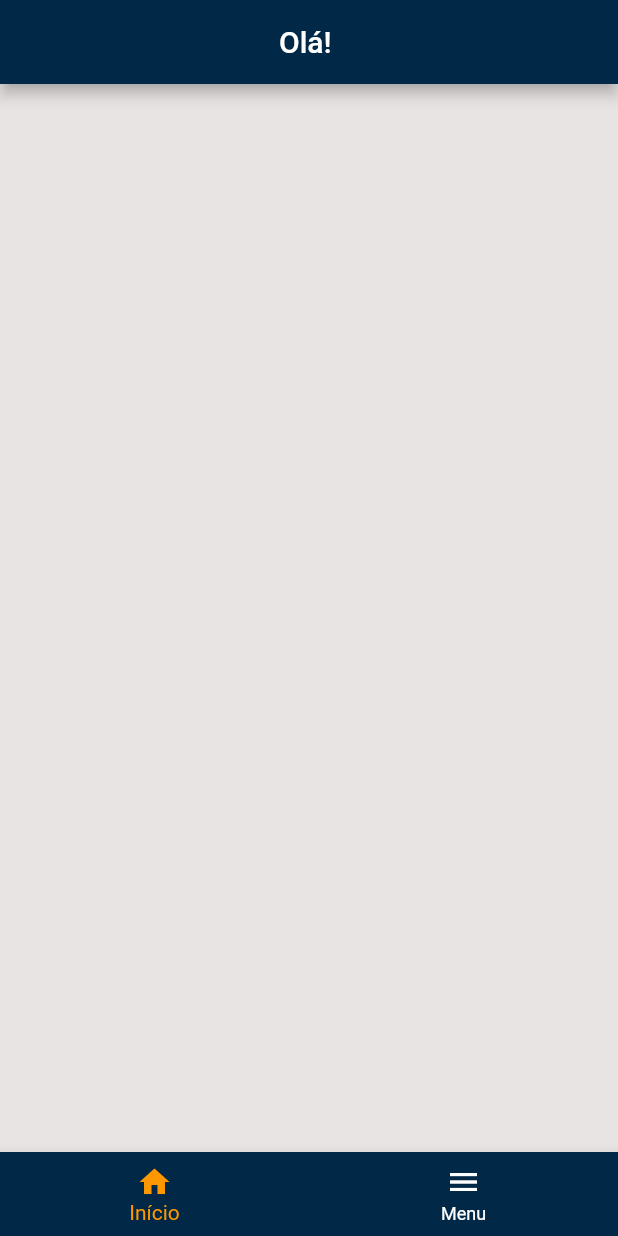
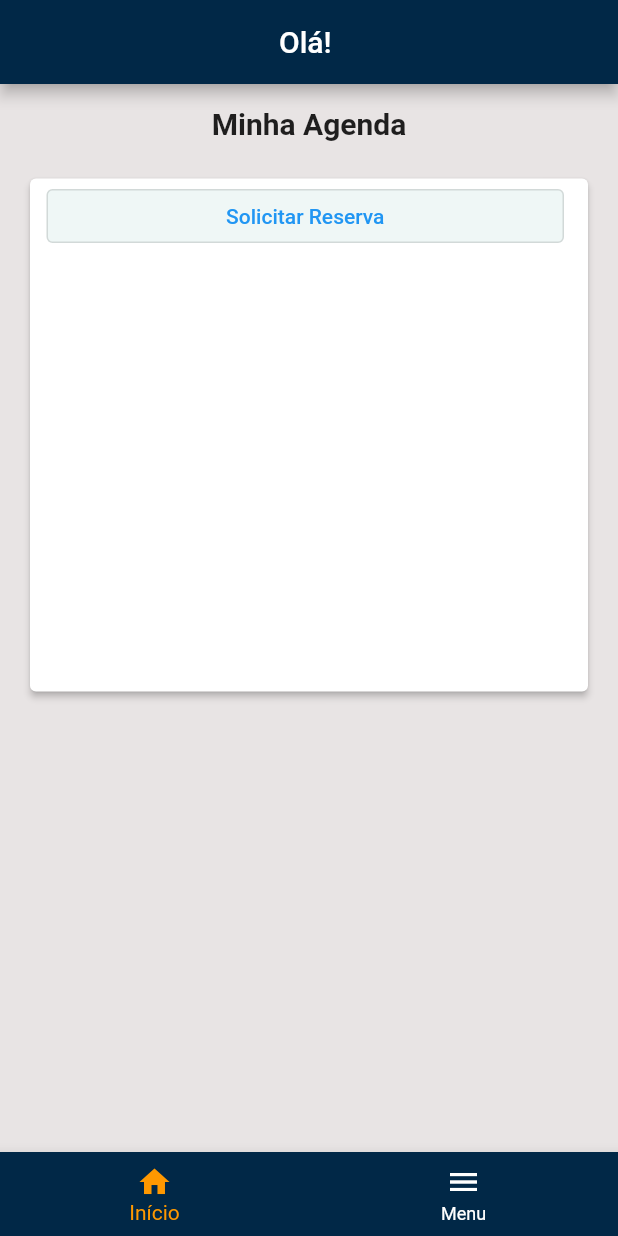
Before and after one commit to viniciusdemoraess/BarberShopControl, a Flutter app: the HomeScreen screen opened directly, on a phone screen of 412 x 824 dp. Run offline on Flutter 3.47's test engine with Material 2 defaults, Android fonts, the light colour scheme and no system bars; our stand-ins replace cloud_firestore, firebase_auth, firebase_core; accounts and stored records are empty.

Commit message:
Create List of reserve in mainPage

```diff
--- a/lib/screens/attendance_screen/attendance_list_screen.dart
+++ b/lib/screens/attendance_screen/attendance_list_screen.dart
@@ -1,12 +1,13 @@
-import 'package:barber_shop_control/dtos/func/func.dart';
+import 'package:barber_shop_control/dtos/user/user_local.dart';
+import 'package:barber_shop_control/screens/attendance_screen/attendance_add_screen.dart';
 import 'package:barber_shop_control/services/attendance_service.dart';
-import 'package:barber_shop_control/services/client_service.dart';
 import 'package:barber_shop_control/services/func_service.dart';
 import 'package:cloud_firestore/cloud_firestore.dart';
 import 'package:flutter/material.dart';
 
 class AttendanceListScreen extends StatefulWidget {
-  const AttendanceListScreen({Key? key}) : super(key: key);
+  final UserLocal? userLocal;
+  const AttendanceListScreen({this.userLocal, Key? key}) : super(key: key);
 
   @override
   State<AttendanceListScreen> createState() => _AttendanceListScreenState();
@@ -19,8 +20,7 @@ class _AttendanceListScreenState extends State<AttendanceListScreen> {
 
     String nameFun;
 
-    return Scaffold(
-      body: StreamBuilder<QuerySnapshot>(
+    return StreamBuilder<QuerySnapshot>(
         stream: attedanceService.getAttendanceList(),
         builder: (BuildContext ctx, AsyncSnapshot<QuerySnapshot> snapshot) {
           if (!snapshot.hasData) {
@@ -30,8 +30,10 @@ class _AttendanceListScreenState extends State<AttendanceListScreen> {
           } else if (snapshot.hasData) {
             List<DocumentSnapshot> docSnap = snapshot.data!.docs;
             return Padding(
-                padding: const EdgeInsets.all(28.0),
+              padding: const EdgeInsets.all(5.0),
               child: ListView.separated(
+                scrollDirection: Axis.vertical,
+                shrinkWrap: true,
                 itemBuilder: (ctx, index) {
                   FuncService funcService = FuncService();
                   funcService
@@ -43,23 +45,28 @@ class _AttendanceListScreenState extends State<AttendanceListScreen> {
                   });
 
                   return Card(
-                      child: Padding(
-                        padding: const EdgeInsets.all(8.0),
-                        child: Column(
-                          crossAxisAlignment: CrossAxisAlignment.start,
+                    color: const Color.fromARGB(255, 202, 235, 248),
+                    child: Row(
+                      crossAxisAlignment: CrossAxisAlignment.center,
+                      mainAxisAlignment: MainAxisAlignment.center,
                       children: [
-                            FutureBuilder(
+                        Expanded(
+                          child: FutureBuilder(
                               future: funcService
                                   .getById(docSnap[index].get('refFunc')),
-                                builder: (BuildContext context, AsyncSnapshot<String> text) {
-                                  return text.hasData ? Text(text.data!) : Container();
+                              builder: (BuildContext context,
+                                  AsyncSnapshot<String> text) {
+                                return text.hasData
+                                    ? Text(text.data!)
+                                    : Container();
                               }),
+                        ),
                         // Text(nameFun),
-                            Text(docSnap[index].get('type').toString()),
-                            Text(docSnap[index].get('date').toString()),
-
+                        Expanded(
+                            child: Text(docSnap[index].get('type').toString())),
+                        Expanded(
+                            child: Text(docSnap[index].get('date').toString())),
                       ],
-                        ),
                     ),
                   );
                 },
@@ -74,7 +81,6 @@ class _AttendanceListScreenState extends State<AttendanceListScreen> {
           } else {
             return const Center(child: Text('Dados Indisponíveis!'));
           }
-          }),
-    );
+        });
   }
 }
--- /dev/null
+++ b/lib/screens/home_screen/home_reserve.dart
@@ -0,0 +1,102 @@
+import 'package:barber_shop_control/dtos/user/user_local.dart';
+import 'package:barber_shop_control/screens/attendance_screen/attendance_add_screen.dart';
+import 'package:barber_shop_control/screens/attendance_screen/attendance_list_screen.dart';
+import 'package:barber_shop_control/services/user_service.dart';
+import 'package:provider/provider.dart';
+import 'package:flutter/material.dart';
+
+class HomeReserveScreen extends StatefulWidget {
+  final UserLocal? userLocal;
+  const HomeReserveScreen({this.userLocal, Key? key}) : super(key: key);
+
+  @override
+  State<HomeReserveScreen> createState() => _HomeReserveScreenState();
+}
+
+class _HomeReserveScreenState extends State<HomeReserveScreen> {
+  @override
+  Widget build(BuildContext context) {
+    return Consumer<UserService>(builder: (_, userService, __) {
+      return Scaffold(
+        body: Column(
+          crossAxisAlignment: CrossAxisAlignment.center,
+          children: [
+            const SizedBox(height: 15),
+            const Text(
+              'Minha Agenda',
+              style: TextStyle(
+                fontSize: 20,
+                fontWeight: FontWeight.bold,
+              ),
+            ),
+            const SizedBox(height: 5),
+            Column(
+              mainAxisSize: MainAxisSize.min,
+              children: [
+                // banner(),
+                Padding(
+                  padding: const EdgeInsets.all(16.0),
+                  child: SizedBox(
+                    height: 350,
+                    child: Card(
+                      elevation: 2,
+                      child: SizedBox(
+                        child: Column(
+                          children: [
+                            Container(
+                              padding:
+                                  const EdgeInsets.only(left: 10, right: 10),
+                              // width: MediaQuery.of(context).size.width * .8,
+                              decoration: BoxDecoration(
+                                border: Border.all(
+                                    color: Colors.grey,
+                                    width: 1.0,
+                                    style: BorderStyle.none), //Border.all
+
+                                borderRadius: const BorderRadius.only(
+                                  topLeft: Radius.circular(5.0),
+                                  topRight: Radius.circular(5.0),
+                                  bottomLeft: Radius.circular(5.0),
+                                  bottomRight: Radius.circular(5.0),
+                                ),
+                              ),
+                              child: Row(
+                                children: [
+                                  Expanded(
+                                    child: OutlinedButton(
+                                        style: OutlinedButton.styleFrom(
+                                          primary: Colors.blue,
+                                          backgroundColor:
+                                              const Color(0xFFEFF7F6),
+                                        ),
+                                        onPressed: () {
+                                          Navigator.of(context).push(
+                                              MaterialPageRoute(
+                                                  builder: (context) =>
+                                                      AttendanceAddScreen(
+                                                          userLocal: userService
+                                                              .userLocal)));
+                                        },
+                                        child: const Text("Solicitar Reserva")),
+                                  ),
+                                  const SizedBox(width: 5),
+                                ],
+                              ),
+                            ),
+                            Expanded(
+                                child: AttendanceListScreen(
+                                    userLocal: userService.userLocal)),
+                          ],
+                        ),
+                      ),
+                    ),
+                  ),
+                ),
+              ],
+            ),
+          ],
+        ),
+      );
+    });
+  }
+}
--- a/lib/screens/home_screen/home_screen.dart
+++ b/lib/screens/home_screen/home_screen.dart
@@ -1,5 +1,5 @@
-import 'package:barber_shop_control/screens/attendance_screen/attendance_list_screen.dart';
 import 'package:barber_shop_control/screens/dashboard_screen/dashboard_screen.dart';
+import 'package:barber_shop_control/screens/home_screen/home_reserve.dart';
 import 'package:barber_shop_control/services/user_service.dart';
 import 'package:flutter/material.dart';
 import 'package:provider/provider.dart';
@@ -17,7 +17,7 @@ class _HomeScreenState extends State<HomeScreen> {
 
   @override
   void initState() {
-    pageList.add(const AttendanceListScreen());
+    pageList.add(const HomeReserveScreen());
     pageList.add(const DashboardScreen());
     super.initState();
   }
```
Also changed, not shown: lib/screens/attendance_screen/attendance_add_screen.dart (+7 -2 lines). Lines whose indentation alone changed are shown as unchanged.
